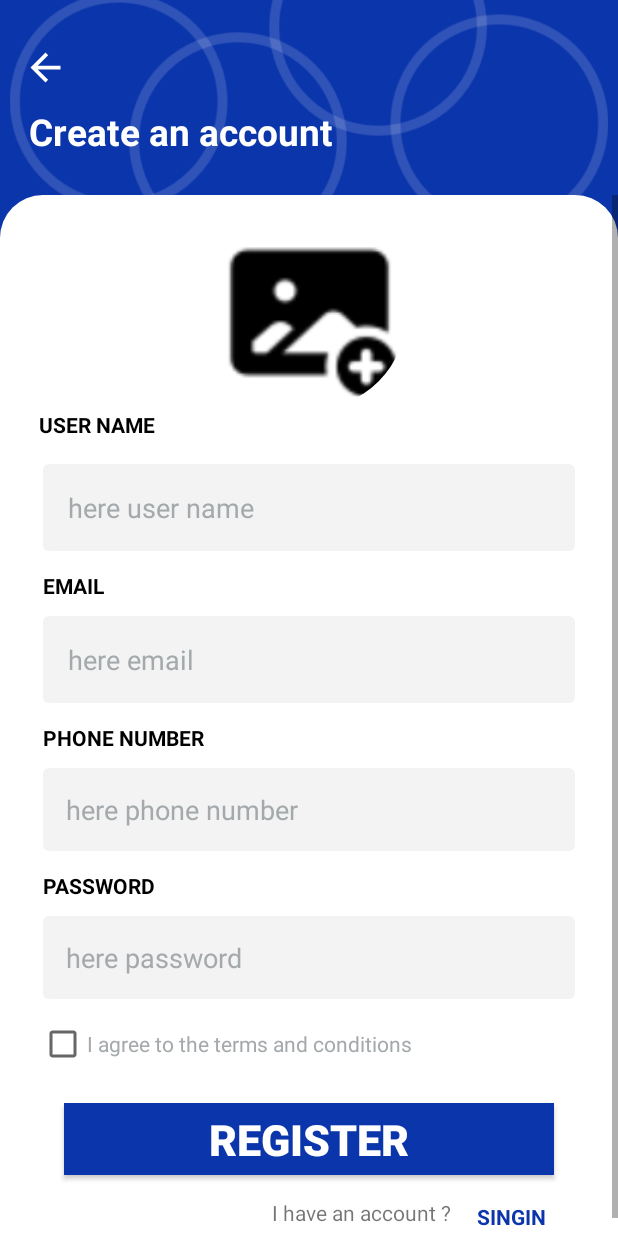
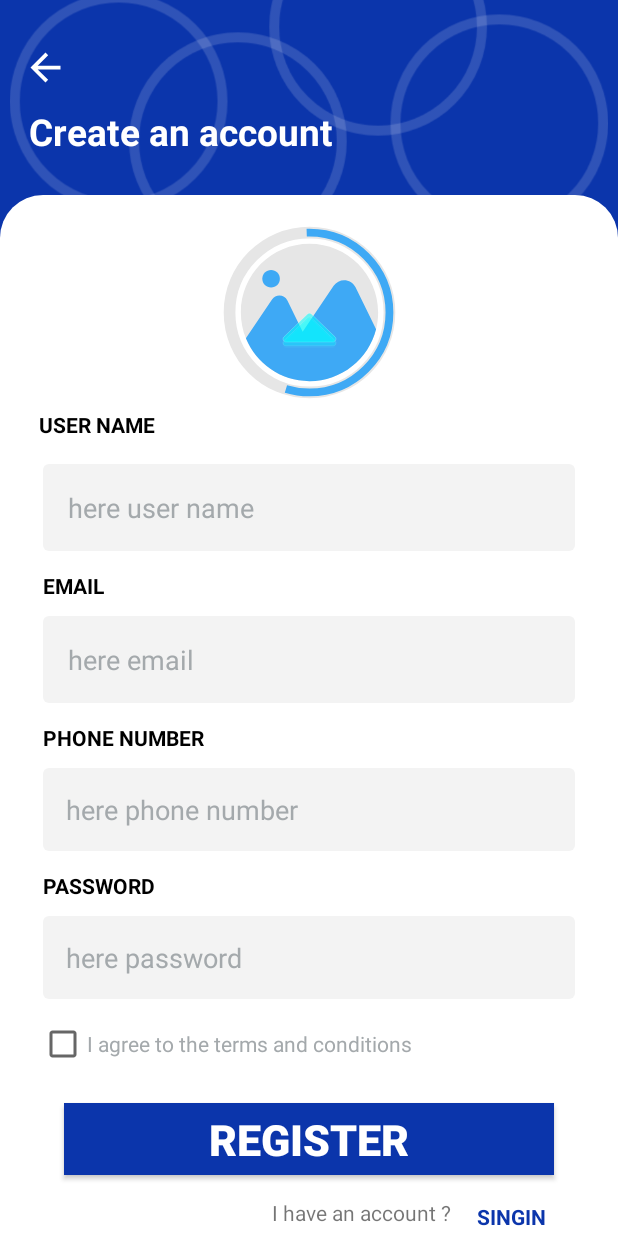
Before and after one commit to QasemFJber/Egar, an Android app: the Register screen opened directly, with no data from a screen before it, on a phone screen of 412 x 824 dp. Run offline under Robolectric (Android 15) with nearby library versions, the phone set to English and light mode, and no system bars; our stand-ins replace CircleImageView, sdp/ssp sizes.

```diff
--- a/app/src/main/res/layout/activity_register.xml
+++ b/app/src/main/res/layout/activity_register.xml
@@ -48,9 +48,24 @@
                     android:layout_marginTop="@dimen/_10sdp"
                     android:src="@drawable/img_add_image"
                     app:layout_constraintEnd_toEndOf="parent"
+                    android:visibility="invisible"
                     app:layout_constraintStart_toStartOf="parent"
                     app:layout_constraintTop_toTopOf="parent"
                     tools:ignore="MissingConstraints" />
+
+                <com.airbnb.lottie.LottieAnimationView
+                    android:id="@+id/animationView"
+                    android:layout_width="@dimen/_100sdp"
+                    android:layout_height="@dimen/_100sdp"
+                    android:layout_marginTop="@dimen/_10sdp"
+                    android:src="@drawable/img_add_image"
+                    app:layout_constraintEnd_toEndOf="parent"
+                    android:visibility="visible"
+                    app:layout_constraintStart_toStartOf="parent"
+                    app:layout_constraintTop_toTopOf="parent"
+                    app:lottie_autoPlay="true"
+                    app:lottie_loop="true"
+                    app:lottie_rawRes="@raw/upload" />
 
                 <TextView
                     android:id="@+id/textView3"
```
Also changed, not shown: app/src/main/java/com/example/egar/Activities/Register.java (+5 -2 lines), app/src/main/res/raw/upload.json (added, +1 -0 lines).
